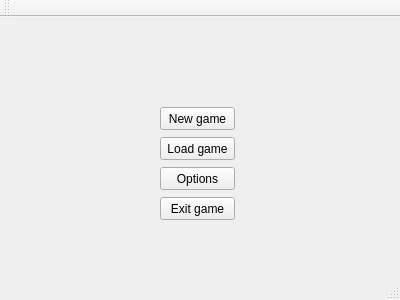
vangrtc/sova, file mainwindow.ui: the form before one commit.
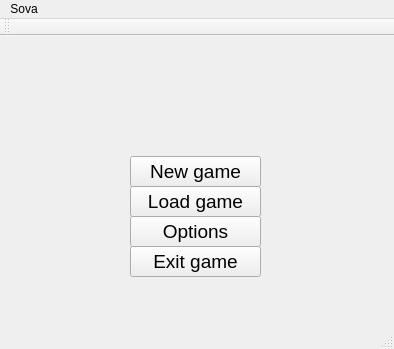
The form after the commit.

```diff
--- a/mainwindow.ui
+++ b/mainwindow.ui
@@ -6,8 +6,8 @@
    <rect>
     <x>0</x>
     <y>0</y>
-    <width>400</width>
-    <height>300</height>
+    <width>394</width>
+    <height>349</height>
    </rect>
   </property>
   <property name="windowTitle">
@@ -17,12 +17,18 @@
    <widget class="QPushButton" name="pushButton">
     <property name="geometry">
      <rect>
-      <x>160</x>
-      <y>90</y>
-      <width>75</width>
-      <height>23</height>
+      <x>130</x>
+      <y>120</y>
+      <width>131</width>
+      <height>31</height>
      </rect>
     </property>
+    <property name="font">
+     <font>
+      <family>Arial</family>
+      <pointsize>14</pointsize>
+     </font>
+    </property>
     <property name="text">
      <string>New game</string>
     </property>
@@ -30,12 +36,18 @@
    <widget class="QPushButton" name="loadButton">
     <property name="geometry">
      <rect>
-      <x>160</x>
-      <y>120</y>
-      <width>75</width>
-      <height>23</height>
+      <x>130</x>
+      <y>150</y>
+      <width>131</width>
+      <height>31</height>
      </rect>
     </property>
+    <property name="font">
+     <font>
+      <family>Arial</family>
+      <pointsize>14</pointsize>
+     </font>
+    </property>
     <property name="text">
      <string>Load game</string>
     </property>
@@ -43,12 +55,18 @@
    <widget class="QPushButton" name="optionsButton">
     <property name="geometry">
      <rect>
-      <x>160</x>
-      <y>150</y>
-      <width>75</width>
-      <height>23</height>
+      <x>130</x>
+      <y>180</y>
+      <width>131</width>
+      <height>31</height>
      </rect>
     </property>
+    <property name="font">
+     <font>
+      <family>Arial</family>
+      <pointsize>14</pointsize>
+     </font>
+    </property>
     <property name="text">
      <string>Options</string>
     </property>
@@ -56,12 +74,21 @@
    <widget class="QPushButton" name="exitButton">
     <property name="geometry">
      <rect>
-      <x>160</x>
-      <y>180</y>
-      <width>75</width>
-      <height>23</height>
+      <x>130</x>
+      <y>210</y>
+      <width>131</width>
+      <height>31</height>
      </rect>
     </property>
+    <property name="font">
+     <font>
+      <family>Arial</family>
+      <pointsize>14</pointsize>
+     </font>
+    </property>
+    <property name="mouseTracking">
+     <bool>true</bool>
+    </property>
     <property name="text">
      <string>Exit game</string>
     </property>
@@ -72,10 +99,16 @@
     <rect>
      <x>0</x>
      <y>0</y>
-     <width>400</width>
+     <width>394</width>
      <height>21</height>
     </rect>
    </property>
+   <widget class="QMenu" name="menuSoca">
+    <property name="title">
+     <string>Sova</string>
+    </property>
+   </widget>
+   <addaction name="menuSoca"/>
   </widget>
   <widget class="QToolBar" name="mainToolBar">
    <attribute name="toolBarArea">
```
